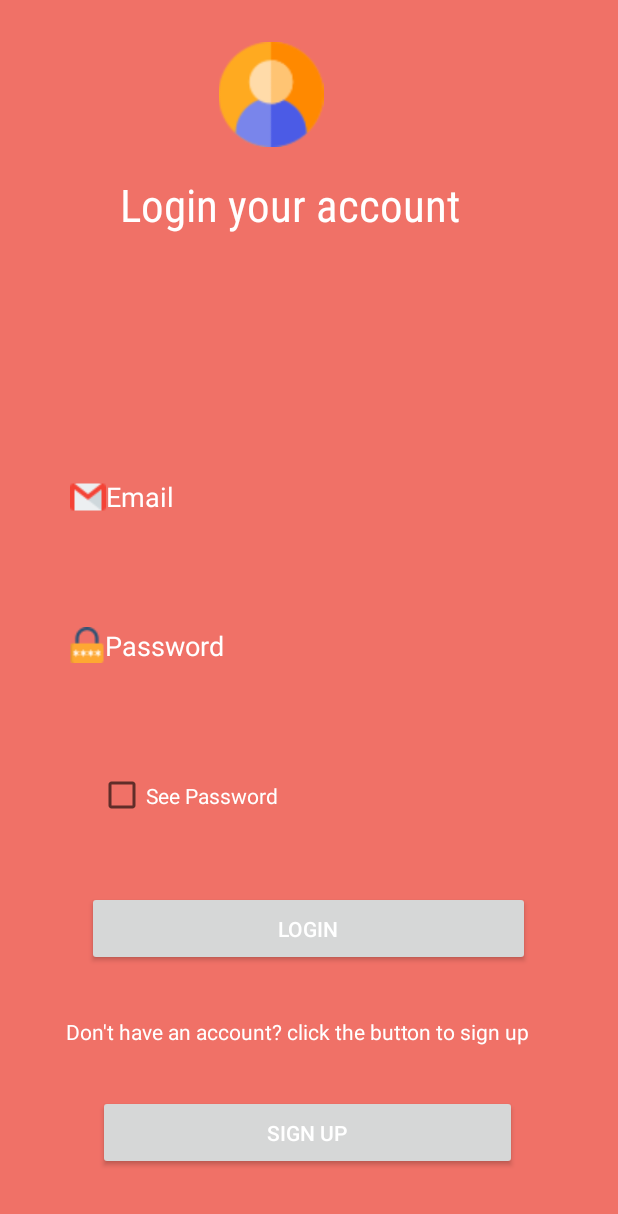
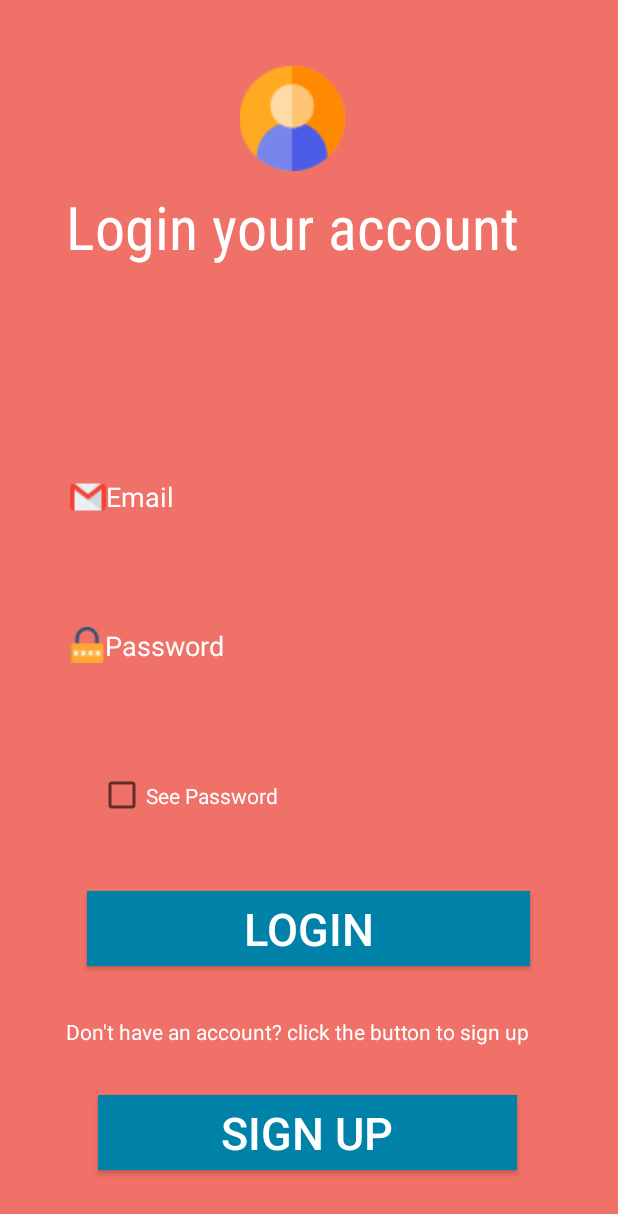
Before and after one commit to WenDEVLIFE/Complaint-Application, an Android app: the screen it shows after launch (LoginPage), on a phone screen of 412 x 824 dp. Shown: the top 1214 px of the screen. Run offline under Robolectric (Android 15) with nearby library versions, the phone set to English and light mode, and no system bars; our stand-ins replace Firebase (no records; nobody signed in at launch, a user with empty details on screens opened directly).

Commit message:
👾updated

```diff
--- a/app/src/main/AndroidManifest.xml
+++ b/app/src/main/AndroidManifest.xml
@@ -23,6 +23,8 @@
                 android:exported="false"
                 android:label="@string/title_activity_create_complaints"
                 android:theme="@style/Theme.ComplainantSystemApp" />
+
+        <!-- Add this activity and make it as main-->
         <activity
                 android:name=".LoginPage"
                 android:exported="true">
--- a/app/src/main/res/layout/activity_login_page.xml
+++ b/app/src/main/res/layout/activity_login_page.xml
@@ -12,13 +12,13 @@
             android:layout_width="wrap_content"
             android:layout_height="wrap_content"
             android:id="@+id/textView2"
-            android:textSize="30sp"
+            android:textSize="40sp"
             android:textColor="@color/white"
             android:fontFamily="sans-serif-condensed"
             app:layout_constraintStart_toStartOf="parent"
-            android:layout_marginStart="80dp"
+            android:layout_marginStart="44dp"
             app:layout_constraintTop_toTopOf="parent"
-            android:layout_marginTop="116dp" />
+            android:layout_marginTop="124dp" />
 
     <EditText
             android:layout_width="299dp"
@@ -59,7 +59,9 @@
             android:layout_width="295dp"
             android:layout_height="50dp"
             android:id="@+id/button"
+            android:background="@color/cerulean"
             android:textColor="@color/white"
+            android:textSize="30sp"
             app:layout_constraintEnd_toEndOf="parent"
             app:layout_constraintStart_toStartOf="parent"
             app:layout_constraintBottom_toBottomOf="parent"
@@ -71,6 +73,8 @@
             android:layout_width="279dp"
             android:layout_height="50dp"
             android:id="@+id/buttonsign"
+            android:textSize="30sp"
+            android:background="@color/cerulean"
             android:textColor="@color/white"
             app:layout_constraintEnd_toEndOf="parent"
             app:layout_constraintStart_toStartOf="parent"
@@ -109,6 +113,6 @@
             app:layout_constraintStart_toStartOf="parent"
             app:layout_constraintEnd_toEndOf="parent"
             app:layout_constraintTop_toTopOf="parent"
-            android:layout_marginTop="28dp"
-            app:layout_constraintHorizontal_bias="0.425" />
+            android:layout_marginTop="44dp"
+            app:layout_constraintHorizontal_bias="0.467" />
 </androidx.constraintlayout.widget.ConstraintLayout>
--- a/app/src/main/res/layout/activity_main.xml
+++ b/app/src/main/res/layout/activity_main.xml
@@ -49,9 +49,12 @@
 
     <Button
             android:text="Logout"
-            android:layout_width="111dp"
+            android:layout_width="120dp"
             android:layout_height="48dp"
+            android:textColor="@color/white"
             android:id="@+id/LogoutButton"
+            android:textSize="30sp"
+            android:background="@color/cerulean"
             app:layout_constraintStart_toEndOf="@+id/textView"
             app:layout_constraintEnd_toEndOf="parent"
             app:layout_constraintBottom_toTopOf="@+id/recyclerView"
@@ -64,6 +67,7 @@
             android:id="@+id/floatingActionButton"
             android:clickable="true"
             app:srcCompat="@drawable/plus"
+            android:background="@color/folly"
             app:layout_constraintStart_toStartOf="parent"
             app:layout_constraintEnd_toEndOf="parent"
             app:layout_constraintTop_toTopOf="@+id/recyclerView"
--- a/app/src/main/res/layout/activity_sign_up.xml
+++ b/app/src/main/res/layout/activity_sign_up.xml
@@ -75,7 +75,7 @@
             android:layout_height="60dp"
             android:id="@+id/buttonback"
             android:textSize="30sp"
-            android:background="@color/cerulean"
+            android:background="@color/folly"
             android:textColor="@color/white"
             app:layout_constraintStart_toStartOf="parent"
             app:layout_constraintEnd_toEndOf="parent"
--- a/app/src/main/res/values/colors.xml
+++ b/app/src/main/res/values/colors.xml
@@ -4,4 +4,5 @@
     <color name="white">#FFFFFFFF</color>
     <color name="cerulean">#0081A7</color>
     <color name="redwhite">#F07167</color>
+    <color name="folly">#FF0054</color>
 </resources>
```
Also changed, not shown: app/src/main/res/layout/activity_create_complaint.xml (+7 -3 lines).
